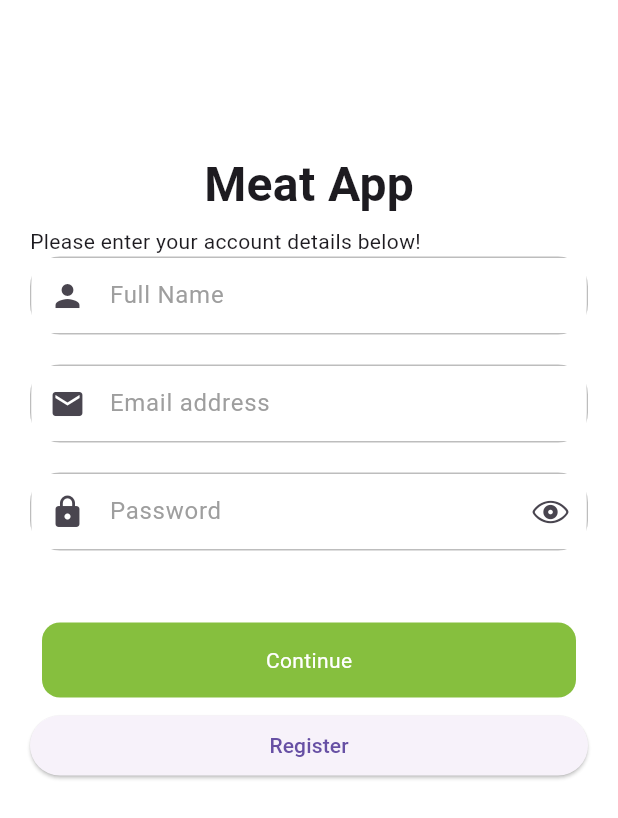
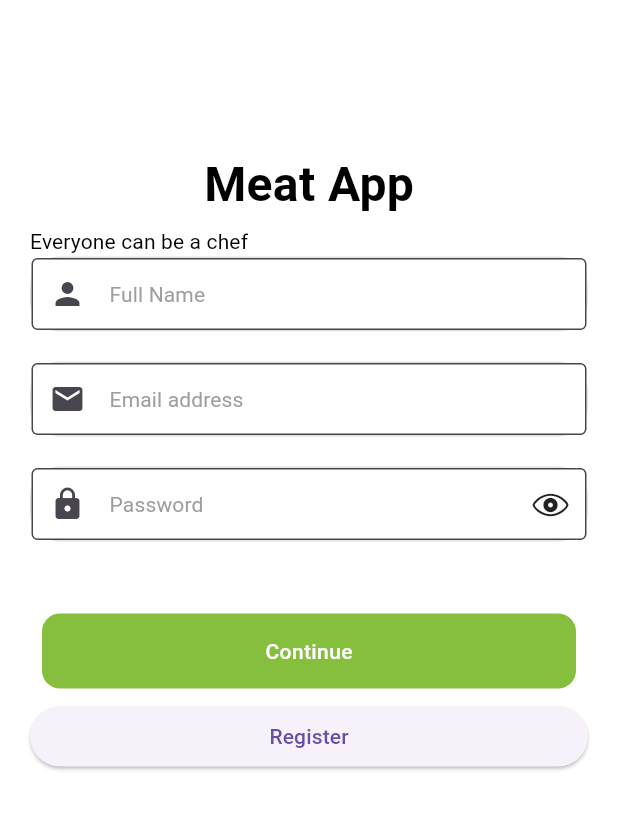
Before and after one commit to obidkhandev/Meal-Mate, a Flutter app: the RegisterScreen screen opened by its route, on a phone screen of 412 x 824 dp. Shown: the top 818 px of the screen. Run offline on Flutter 3.47's test engine with Material 3 defaults, Android fonts, the phone set to English and light mode, and no system bars; our stand-ins replace adaptive_theme, firebase_auth, firebase_core, flutter_screenutil; accounts and stored records are empty; Roboto replaces fonts that are missing (Cera Pro).

Commit message:
app theme

```diff
--- a/lib/app/app.dart
+++ b/lib/app/app.dart
@@ -1,9 +1,10 @@
-import 'package:flutter/material.dart';
-import 'package:flutter_screenutil/flutter_screenutil.dart';
-import 'package:meal_mate/screens/router/router.dart';
+
 import 'package:meal_mate/utils/tools/file_importer.dart';
 
-import '../screens/splash/splash_screen.dart';
+import '../screens/router/router.dart';
+
+
+
 
 class App extends StatelessWidget {
   const App({super.key});
@@ -15,13 +16,21 @@ class App extends StatelessWidget {
       designSize: const Size(375, 812),
       builder: (context, child) {
         ScreenUtil.init(context);
-        return const MaterialApp(
-          debugShowCheckedModeBanner: false,
-          initialRoute: RouteName.splash,
-          onGenerateRoute: AppRoute.generateRoute,
+        return AdaptiveTheme(
+          light: AppTheme.lightTheme,
+          dark: AppTheme.darkTheme,
+          initial: AdaptiveThemeMode.light, builder: (light,dark) {
+            return  MaterialApp(
+              darkTheme: dark,
+              theme: light,
+              debugShowCheckedModeBanner: false,
+              initialRoute: RouteName.splash,
+              onGenerateRoute: AppRoute.generateRoute,
+            );
+        },
+
         );
       },
-
     );
   }
 }
--- a/lib/screens/auth/register_screen.dart
+++ b/lib/screens/auth/register_screen.dart
@@ -39,8 +39,8 @@ class _RegisterScreenState extends State<RegisterScreen> {
           ),
           SizedBox(height: 5),
           Text(
-            "Please enter your account details below!",
-            style: TextStyle(fontSize: 14),
+            "Everyone can be a chef",
+            style: Theme.of(context).textTheme.titleSmall
           ),
           TextFieldItem(
             hintText: "Full Name",
--- a/lib/screens/auth/text_from_field.dart
+++ b/lib/screens/auth/text_from_field.dart
@@ -38,18 +38,18 @@ class _TextFieldItemState extends State<TextFieldItem> {
     return Container(
       decoration: BoxDecoration(
         borderRadius: BorderRadius.circular(20),
-        border: Border.all(color: Colors.grey.shade400)
+        border: Border.all(color: Color(0xffE1E2E3),),
       ),
       child: TextFormField(
         controller: widget.controller,
         obscureText: widget.isPassword ? obscureText : false,
         autovalidateMode: AutovalidateMode.onUserInteraction,
 
-        style: TextStyle(color: Colors.blueAccent),
+        style: Theme.of(context).textTheme.titleSmall,
         decoration: InputDecoration(
           contentPadding: EdgeInsets.symmetric(vertical: 13),
           fillColor: Colors.white,
-          border: InputBorder.none,
+          border: OutlineInputBorder(),
           filled: true,
           hintText: widget.hintText,
           hintStyle: TextStyle(color: Colors.grey),
@@ -73,7 +73,7 @@ class _TextFieldItemState extends State<TextFieldItem> {
                     }
                     setState(() {});
                   },
-                  icon: Icon(eye),
+                  icon: Icon(eye,color: Theme.of(context).iconTheme.color,),
                 )
               : null,
         ),
--- /dev/null
+++ b/lib/utils/colors/app_colors.dart
@@ -0,0 +1,13 @@
+import 'package:flutter/material.dart';
+
+class AppColors {
+  static const Color black = Colors.black;
+  static const Color white = Colors.white;
+  static const Color transparent = Colors.transparent;
+  static const Color primary = Color(0xffFF8527);
+
+  static const Color c_1A72DD = Color(0xFF1A72DD);
+  static const Color cF4261A = Color(0xFFF4261A);
+  static const Color c_2A3256 = Color(0xFF2A3256);
+  static const Color cC4C4C4= Color(0xFFC4C4C4);
+}
--- /dev/null
+++ b/lib/utils/style/app_text_style.dart
@@ -0,0 +1,53 @@
+
+
+
+import '../tools/file_importer.dart';
+
+class AppTextStyle {
+  //Recoleta
+  static  TextStyle recolateThin = TextStyle(
+    fontFamily: "Recoleta",
+    fontWeight: FontWeight.w200,
+    fontSize: 14.w,
+    color: AppColors.c_2A3256,
+  );
+  static  TextStyle recolateLight = TextStyle(
+    fontFamily: "Recoleta",
+    fontWeight: FontWeight.w300,
+    fontSize: 14.w,
+    color: AppColors.c_2A3256,
+  );
+  static  TextStyle recolateRegular = TextStyle(
+    fontFamily: "Recoleta",
+    fontWeight: FontWeight.w400,
+    fontSize: 16.w,
+    color: AppColors.c_2A3256,
+  );
+  static  TextStyle recolateMedium = TextStyle(
+    fontFamily: "Recoleta",
+    fontWeight: FontWeight.w500,
+    fontSize: 16.w,
+    color: AppColors.c_2A3256,
+  );
+
+  static  TextStyle recolateSemiBold = TextStyle(
+    fontFamily: "Recoleta",
+    fontWeight: FontWeight.w600,
+    fontSize: 16.w,
+    color: AppColors.c_2A3256,
+  );
+
+  static  TextStyle recolateBold = TextStyle(
+    fontFamily: "Recoleta",
+    fontWeight: FontWeight.w700,
+    fontSize: 16.w,
+    color: AppColors.c_2A3256,
+  );
+
+  static  TextStyle recolateBlack = TextStyle(
+    fontFamily: "Recoleta",
+    fontWeight: FontWeight.w800,
+    fontSize: 16.w,
+    color: AppColors.c_2A3256,
+  );
+}
--- /dev/null
+++ b/lib/utils/theme/app_theme.dart
@@ -0,0 +1,237 @@
+import 'package:flutter/material.dart';
+import 'package:flutter/services.dart';
+
+class AppTheme {
+  static final ThemeData lightTheme = ThemeData(
+    scaffoldBackgroundColor: Colors.white,
+    appBarTheme: const AppBarTheme(
+      backgroundColor: Colors.white,
+      systemOverlayStyle: SystemUiOverlayStyle(
+        statusBarBrightness: Brightness.dark,
+        statusBarIconBrightness: Brightness.light,
+        statusBarColor: Colors.white,
+      ),
+    ),
+    shadowColor: Colors.black,
+    cardColor: const Color(0xFFFFFFFF),
+    textTheme: const TextTheme(
+      displayLarge: TextStyle(
+        fontSize: 57,
+        color: Colors.black,
+        fontFamily: "Recoleta",
+        fontWeight: FontWeight.w400,
+      ),
+      displayMedium: TextStyle(
+        fontSize: 45,
+        color: Colors.black,
+        fontFamily: "Recoleta",
+        fontWeight: FontWeight.w400,
+      ),
+      displaySmall: TextStyle(
+        fontSize: 36,
+        color: Colors.black,
+        fontFamily: "Recoleta",
+        fontWeight: FontWeight.w400,
+      ),
+      headlineLarge: TextStyle(
+        fontSize: 32,
+        color: Colors.black,
+        fontFamily: "Recoleta",
+        fontWeight: FontWeight.w400,
+      ),
+      headlineMedium: TextStyle(
+        fontSize: 28,
+        color: Colors.black,
+        fontFamily: "Recoleta",
+        fontWeight: FontWeight.w400,
+      ),
+      headlineSmall: TextStyle(
+        fontSize: 24,
+        color: Colors.black,
+        fontFamily: "Cera Pro",
+        fontWeight: FontWeight.w400,
+      ),
+      titleLarge: TextStyle(
+        fontSize: 22,
+        color: Colors.black,
+        fontFamily: "Cera Pro",
+        fontWeight: FontWeight.w400,
+      ),
+      titleMedium: TextStyle(
+        fontSize: 16,
+        color: Colors.black,
+        fontFamily: "Cera Pro",
+        fontWeight: FontWeight.w400,
+      ),
+      titleSmall: TextStyle(
+        fontSize: 14,
+        color: Colors.black,
+        fontFamily: "Cera Pro",
+        fontWeight: FontWeight.w400,
+      ),
+      labelLarge: TextStyle(
+        fontSize: 14,
+        color: Colors.black,
+        fontFamily: "Cera Pro",
+        fontWeight: FontWeight.w500,
+      ),
+      labelMedium: TextStyle(
+        fontSize: 12,
+        color: Colors.black,
+        fontFamily: "Recoleta",
+        fontWeight: FontWeight.w500,
+      ),
+      labelSmall: TextStyle(
+        fontSize: 11,
+        color: Colors.black,
+        fontFamily: "Recoleta",
+        fontWeight: FontWeight.w500,
+      ),
+      bodyLarge: TextStyle(
+        fontSize: 16,
+        color: Colors.black,
+        fontFamily: "Cera Pro",
+        fontWeight: FontWeight.w500,
+      ),
+      bodyMedium: TextStyle(
+        fontSize: 14,
+        color: Colors.black,
+        fontFamily: "Cera Pro",
+        fontWeight: FontWeight.w500,
+      ),
+      bodySmall: TextStyle(
+        fontSize: 12,
+        color: Colors.black,
+        fontFamily: "Recoleta",
+        fontWeight: FontWeight.w500,
+      ),
+    ),
+    iconButtonTheme: IconButtonThemeData(
+        style: IconButton.styleFrom(backgroundColor: Colors.transparent)),
+    switchTheme: SwitchThemeData(
+      thumbColor: MaterialStateProperty.all((Colors.black)),
+      trackOutlineColor: MaterialStateProperty.all((Colors.red)),
+    ),
+    useMaterial3: true,
+  );
+
+  // -------------- dark Theme
+
+  static final ThemeData darkTheme = ThemeData(
+    scaffoldBackgroundColor: Colors.black,
+    appBarTheme: const AppBarTheme(
+      backgroundColor: Colors.black,
+      systemOverlayStyle: SystemUiOverlayStyle(
+        statusBarBrightness: Brightness.light,
+        statusBarIconBrightness: Brightness.dark,
+        statusBarColor: Colors.grey,
+      ),
+    ),
+    iconButtonTheme: IconButtonThemeData(
+      style: IconButton.styleFrom(
+        backgroundColor: Colors.white,
+
+      ),
+    ),
+
+    switchTheme: SwitchThemeData(
+      thumbColor: MaterialStateProperty.all((Colors.white)),
+      trackOutlineColor: MaterialStateProperty.all((Colors.red)),
+    ),
+    textTheme: const TextTheme(
+      displayLarge: TextStyle(
+        fontSize: 57,
+        color: Colors.white,
+        fontFamily: "Recoleta",
+        fontWeight: FontWeight.w400,
+      ),
+      displayMedium: TextStyle(
+        fontSize: 45,
+        color: Colors.white,
+        fontFamily: "Recoleta",
+        fontWeight: FontWeight.w400,
+      ),
+      displaySmall: TextStyle(
+        fontSize: 36,
+        color: Colors.white,
+        fontFamily: "Recoleta",
+        fontWeight: FontWeight.w400,
+      ),
+      headlineLarge: TextStyle(
+        fontSize: 32,
+        color: Colors.white,
+        fontFamily: "Recoleta",
+        fontWeight: FontWeight.w400,
+      ),
+      headlineMedium: TextStyle(
+        fontSize: 28,
+        color: Colors.white,
+        fontFamily: "Recoleta",
+        fontWeight: FontWeight.w400,
+      ),
+      headlineSmall: TextStyle(
+        fontSize: 24,
+        color: Colors.white,
+        fontFamily: "Cera Pro",
+        fontWeight: FontWeight.w400,
+      ),
+      titleLarge: TextStyle(
+        fontSize: 22,
+        color: Colors.white,
+        fontFamily: "Cera Pro",
+        fontWeight: FontWeight.w400,
+      ),
+      titleMedium: TextStyle(
+        fontSize: 16,
+        color: Colors.white,
+        fontFamily: "Cera Pro",
+        fontWeight: FontWeight.w400,
+      ),
+      titleSmall: TextStyle(
+        fontSize: 14,
+        color: Colors.white,
+        fontFamily: "Cera Pro",
+        fontWeight: FontWeight.w400,
+      ),
+      labelLarge: TextStyle(
+        fontSize: 14,
+        color: Colors.white,
+        fontFamily: "Recoleta",
+        fontWeight: FontWeight.w500,
+      ),
+      labelMedium: TextStyle(
+        fontSize: 12,
+        color: Colors.white,
+        fontFamily: "Cera Pro",
+        fontWeight: FontWeight.w500,
+      ),
+      labelSmall: TextStyle(
+        fontSize: 11,
+        color: Colors.white,
+        fontFamily: "Recoleta",
+        fontWeight: FontWeight.w500,
+      ),
+      bodyLarge: TextStyle(
+        fontSize: 16,
+        color: Colors.white,
+        fontFamily: "Cera Pro",
+        fontWeight: FontWeight.w500,
+      ),
+      bodyMedium: TextStyle(
+        fontSize: 14,
+        color: Colors.white,
+        fontFamily: "Cera Pro",
+        fontWeight: FontWeight.w500,
+      ),
+      bodySmall: TextStyle(
+        fontSize: 12,
+        color: Colors.white,
+        fontFamily: "Recoleta",
+        fontWeight: FontWeight.w500,
+      ),
+    ),
+    useMaterial3: true,
+    cardColor: const Color(0xFF252525),
+    shadowColor: Colors.white,
+  );
+}
--- a/lib/utils/tools/file_importer.dart
+++ b/lib/utils/tools/file_importer.dart
@@ -14,3 +14,7 @@ export  '../../../utils/utility_functions.dart';
 export '../../../utils/constants/app_validates.dart';
 export 'package:meal_mate/screens/profile/profile_screen.dart';
 export 'package:meal_mate/screens/tab_box/tab_box.dart';
+export 'package:flutter_screenutil/flutter_screenutil.dart';
+export  '../colors/app_colors.dart';
+export 'package:adaptive_theme/adaptive_theme.dart';
+export 'package:meal_mate/utils/theme/app_theme.dart';
--- a/pubspec.yaml
+++ b/pubspec.yaml
@@ -21,6 +21,7 @@ dependencies:
   provider: ^6.1.2
   flutter_screenutil: ^5.9.0
   url_launcher: ^6.2.5
+  adaptive_theme: ^3.6.0
 
   # ---------------------------
 dev_dependencies:
```
Also changed, not shown: lib/utils/screens/router/router.dart (added), pubspec.lock, 1 other file.
